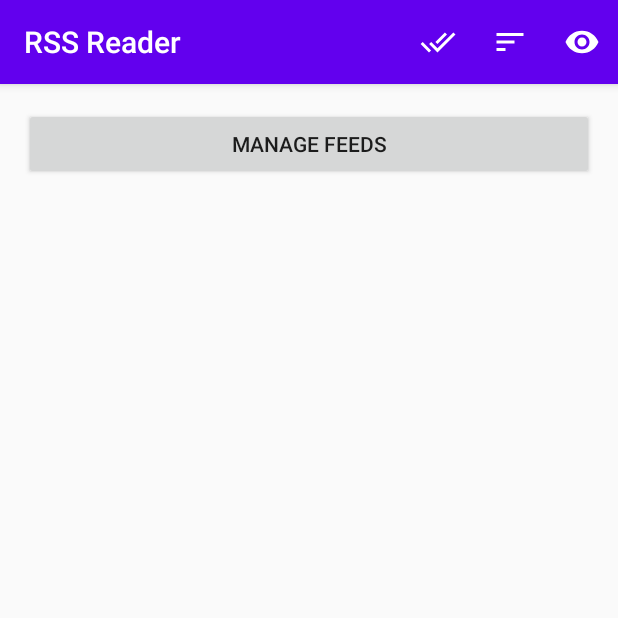
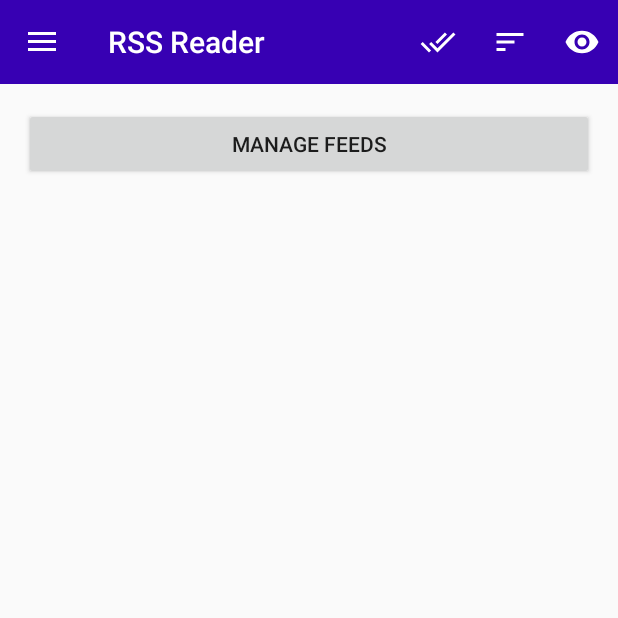
Before and after one commit to ummshsh/rss-reader, an Android app: the screen it shows after launch (MainActivity), on a phone screen of 412 x 824 dp, the top half of it. Run offline under Robolectric (Android 15) with nearby library versions, the phone set to English and light mode, and no system bars; our stand-ins replace data binding, navigation-ui; 4 statements that could not run were skipped.

Commit message:
Navigation drawer was added in basic form

```diff
--- a/app/src/main/AndroidManifest.xml
+++ b/app/src/main/AndroidManifest.xml
@@ -14,7 +14,9 @@
         android:roundIcon="@mipmap/ic_launcher_round"
         android:supportsRtl="true"
         android:theme="@style/AppTheme">
-        <activity android:name=".MainActivity">
+        <activity
+            android:name=".MainActivity"
+            android:theme="@style/AppTheme.NoActionBar">
             <intent-filter>
                 <action android:name="android.intent.action.MAIN" />
 
--- a/app/src/main/java/com/ummshsh/rssreader/MainActivity.kt
+++ b/app/src/main/java/com/ummshsh/rssreader/MainActivity.kt
@@ -1,12 +1,58 @@
 package com.ummshsh.rssreader
 
 import android.os.Bundle
+import android.view.Menu
+import androidx.appcompat.app.ActionBarDrawerToggle
 import androidx.appcompat.app.AppCompatActivity
+import androidx.appcompat.widget.Toolbar
+import androidx.drawerlayout.widget.DrawerLayout
+import androidx.navigation.findNavController
+import androidx.navigation.fragment.NavHostFragment
+import androidx.navigation.ui.AppBarConfiguration
+import androidx.navigation.ui.navigateUp
+import androidx.navigation.ui.setupActionBarWithNavController
+import androidx.navigation.ui.setupWithNavController
+import com.google.android.material.navigation.NavigationView
+
 
 class MainActivity : AppCompatActivity() {
+
+    private lateinit var drawerLayout: DrawerLayout
+    private lateinit var appBarConfiguration: AppBarConfiguration
 
     override fun onCreate(savedInstanceState: Bundle?) {
         super.onCreate(savedInstanceState)
         setContentView(R.layout.main_activity)
+
+        val toolbar: Toolbar = findViewById(R.id.mainToolbar)
+        setSupportActionBar(toolbar)
+
+        val navController = findNavController(R.id.nav_host_fragment)
+
+        drawerLayout = findViewById(R.id.container)
+        appBarConfiguration = AppBarConfiguration(
+            setOf(
+                R.id.mainFragment
+            ), drawerLayout
+        )
+
+        val appBarConfiguration = AppBarConfiguration(navController.graph, drawerLayout)
+        setupActionBarWithNavController(navController, appBarConfiguration)
+        findViewById<NavigationView>(R.id.navigationView).setupWithNavController(navController)
     }
+
+    override fun onSupportNavigateUp(): Boolean {
+        val navController = findNavController(R.id.nav_host_fragment)
+        return navController.navigateUp(appBarConfiguration) || super.onSupportNavigateUp()
+    }
+
+//    override fun onOptionsItemSelected(item: MenuItem): Boolean {
+//        when (item.itemId) {
+//            android.R.id.home -> {
+//                drawerLayout.openDrawer(GravityCompat.START)
+//                return true
+//            }
+//        }
+//        return super.onOptionsItemSelected(item)
+//    }
 }
--- a/app/src/main/res/layout/main_activity.xml
+++ b/app/src/main/res/layout/main_activity.xml
@@ -1,21 +1,40 @@
 <?xml version="1.0" encoding="utf-8"?>
-<FrameLayout xmlns:android="http://schemas.android.com/apk/res/android"
+<androidx.drawerlayout.widget.DrawerLayout xmlns:android="http://schemas.android.com/apk/res/android"
+    xmlns:app="http://schemas.android.com/apk/res-auto"
     xmlns:tools="http://schemas.android.com/tools"
-    xmlns:app="http://schemas.android.com/apk/res-auto"
     android:id="@+id/container"
     android:layout_width="match_parent"
     android:layout_height="match_parent"
+    android:fitsSystemWindows="true"
     tools:context=".MainActivity">
+
+    <androidx.appcompat.widget.LinearLayoutCompat
+        android:layout_width="match_parent"
+        android:layout_height="match_parent"
+        android:orientation="vertical">
+
+        <include
+            layout="@layout/main_toolbar"
+            android:layout_width="match_parent"
+            android:layout_height="wrap_content" />
 
         <fragment
             android:id="@+id/nav_host_fragment"
             android:name="androidx.navigation.fragment.NavHostFragment"
             android:layout_width="match_parent"
             android:layout_height="match_parent"
+            app:defaultNavHost="true"
+            app:layout_constraintBottom_toBottomOf="parent"
             app:layout_constraintLeft_toLeftOf="parent"
             app:layout_constraintRight_toRightOf="parent"
             app:layout_constraintTop_toTopOf="parent"
-        app:layout_constraintBottom_toBottomOf="parent"
-        app:defaultNavHost="true"
             app:navGraph="@navigation/navigation" />
-</FrameLayout>
+    </androidx.appcompat.widget.LinearLayoutCompat>
+
+    <com.google.android.material.navigation.NavigationView
+        android:id="@+id/navigationView"
+        android:layout_width="wrap_content"
+        android:layout_height="match_parent"
+        android:layout_gravity="start"
+        app:headerLayout="@layout/header_layout" />
+</androidx.drawerlayout.widget.DrawerLayout>
--- a/app/src/main/res/layout/main_toolbar.xml
+++ b/app/src/main/res/layout/main_toolbar.xml
@@ -1,14 +1,12 @@
 <?xml version="1.0" encoding="utf-8"?>
-<androidx.appcompat.widget.Toolbar
-    xmlns:android="http://schemas.android.com/apk/res/android"
+<androidx.appcompat.widget.Toolbar xmlns:android="http://schemas.android.com/apk/res/android"
     xmlns:app="http://schemas.android.com/apk/res-auto"
     android:id="@+id/mainToolbar"
-    app:title="@string/app_name"
-    android:layout_height="wrap_content"
     android:layout_width="match_parent"
+    android:layout_height="?attr/actionBarSize"
+    android:background="?attr/colorPrimaryDark"
     android:fitsSystemWindows="true"
     android:minHeight="?attr/actionBarSize"
+    app:menu="@menu/menu_main"
     app:theme="@style/ToolBarStyle"
-    android:background="?attr/colorPrimaryDark"
-    app:menu="@menu/menu_main">
-</androidx.appcompat.widget.Toolbar>
+    app:title="@string/app_name"></androidx.appcompat.widget.Toolbar>
--- a/app/src/main/res/values/strings.xml
+++ b/app/src/main/res/values/strings.xml
@@ -8,4 +8,6 @@
     <string name="mark_all_as_read">Mark all as read</string>
     <string name="sorting">Sorting</string>
     <string name="visible">Visible</string>
+    <string name="open_drawer">Open drawer</string>
+    <string name="close_drawer">Close drawer</string>
 </resources>
--- a/app/src/main/res/values/styles.xml
+++ b/app/src/main/res/values/styles.xml
@@ -8,9 +8,12 @@
         <item name="colorAccent">@color/colorAccent</item>
     </style>
 
+    <style name="AppTheme.NoActionBar">
+        <item name="windowActionBar">false</item>
+        <item name="windowNoTitle">true</item>
+    </style>
+
     <style name="MyCardViewStyle" parent="Theme.AppCompat.Light">
-<!--        <item name="cardCornerRadius">2dp</item>-->
-<!--        <item name="cardElevation">2dp</item>-->
         <item name="contentPaddingBottom">24dp</item>
         <item name="contentPaddingTop">24dp</item>
         <item name="contentPaddingLeft">16dp</item>
```
Also changed, not shown: app/src/main/res/layout/header_layout.xml (added, +16 -0 lines). Lines whose indentation alone changed are shown as unchanged.
